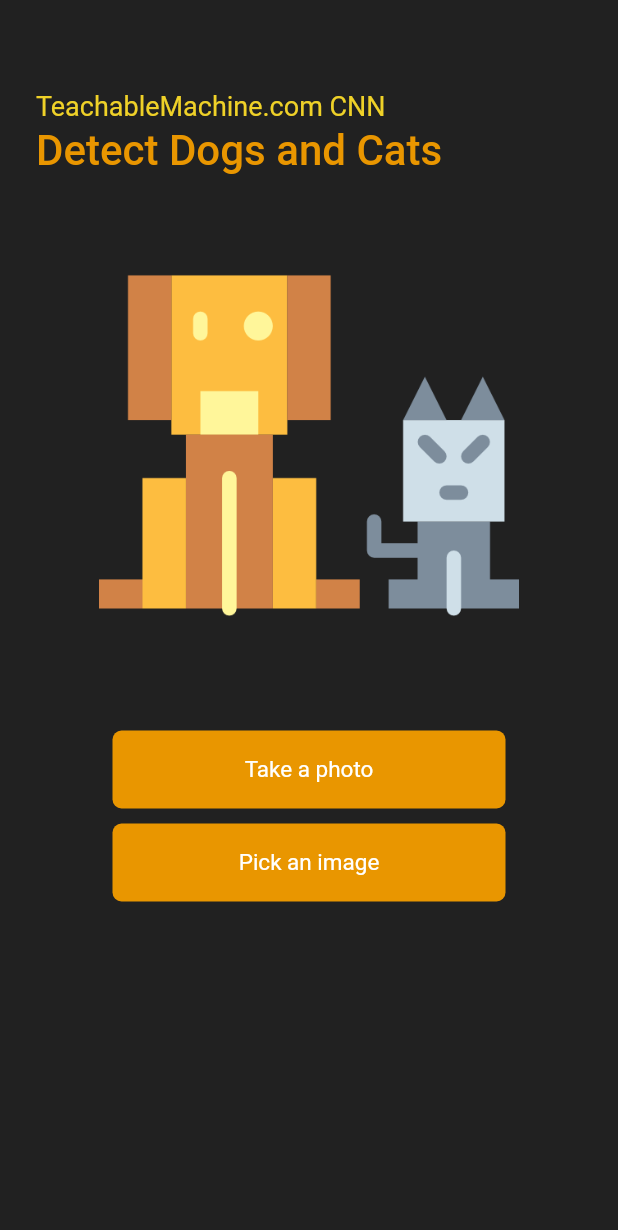
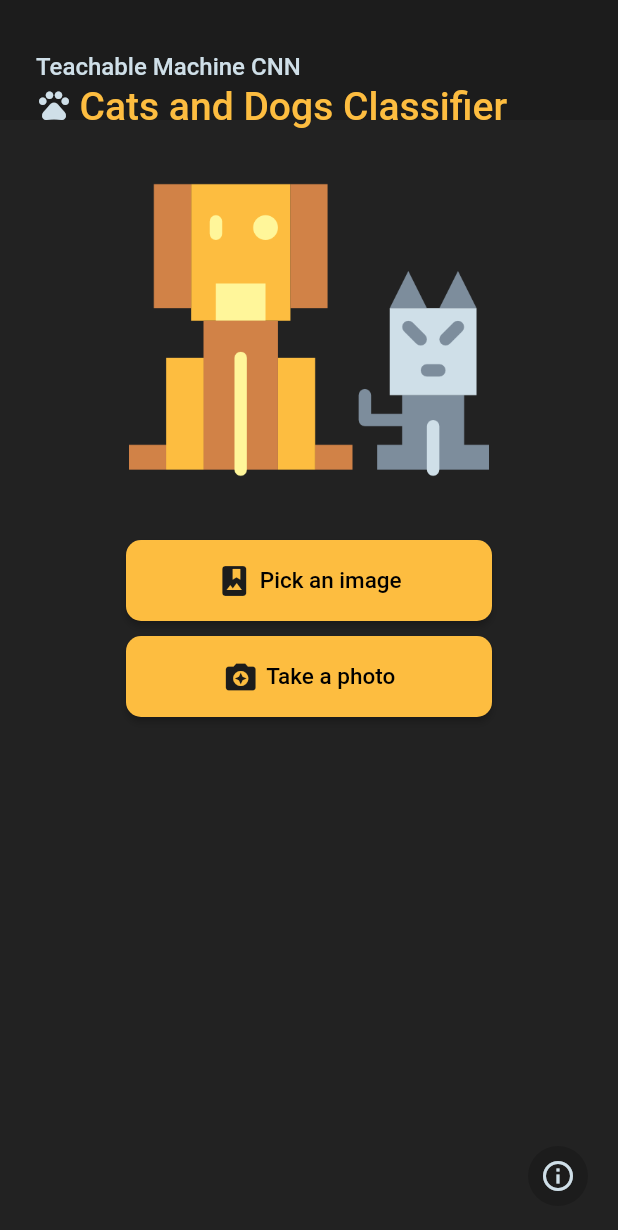
Before and after one commit to sourhub226/flutter-cats-dogs-CNN, a Flutter app: the screen it shows after launch, after a tap on "Pick an image", on a phone screen of 412 x 824 dp. Shown: the top 1230 px of the screen. Run offline on Flutter 3.47's test engine with Material 2 defaults, Android fonts, the phone set to English and light mode, and no system bars; our stand-ins replace image_picker, splashscreen; missing offline and left inert: tflite.

Commit message:
major UI update after flutter upgrade

```diff
--- a/lib/home.dart
+++ b/lib/home.dart
@@ -1,4 +1,6 @@
 import 'dart:io';
+import 'package:catsanddogs/aboutpage.dart';
+import 'package:catsanddogs/main.dart';
 import 'package:flutter/material.dart';
 import 'package:tflite/tflite.dart';
 import 'package:image_picker/image_picker.dart';
@@ -12,6 +14,8 @@ class _HomeState extends State<Home> {
   bool _loading = true;
   File _image;
   List _output;
+  var imageHeight;
+  var imageWidth;
 
   @override
   void initState() {
@@ -27,9 +31,23 @@ class _HomeState extends State<Home> {
     super.dispose();
   }
 
+  setImageSize(image) async {
+    if (image == null) return;
+    File temp =
+        new File(image.path); // Or any other way to get a File instance.
+    var decodedImage = await decodeImageFromList(temp.readAsBytesSync());
+    setState(() {
+      imageHeight = decodedImage.height;
+      imageWidth = decodedImage.width;
+    });
+    print(decodedImage.width);
+    print(decodedImage.height);
+  }
+
   pickCameraImage() async {
-    var image = await picker.getImage(source: ImageSource.camera);
+    var image = await picker.pickImage(source: ImageSource.camera);
     if (image == null) return null;
+    setImageSize(image);
     setState(() {
       _image = File(image.path);
     });
@@ -37,8 +55,9 @@ class _HomeState extends State<Home> {
   }
 
   pickGalleryImage() async {
-    var image = await picker.getImage(source: ImageSource.gallery);
+    var image = await picker.pickImage(source: ImageSource.gallery);
     if (image == null) return null;
+    setImageSize(image);
     setState(() {
       _image = File(image.path);
     });
@@ -61,101 +80,177 @@ class _HomeState extends State<Home> {
 
   loadModel() async {
     await Tflite.loadModel(
-        model: "assets/model_unquant.tflite", labels: "assets/labels.txt");
+        model: "assets/ml_model/model_unquant.tflite",
+        labels: "assets/ml_model/labels.txt");
   }
 
   final picker = ImagePicker();
   @override
   Widget build(BuildContext context) {
     return Scaffold(
-      backgroundColor: Color(0xFF212121),
+      appBar: PreferredSize(
+        preferredSize: Size.fromHeight(80), // Set this height
+        child: Container(
+          color: Theme.of(context).primaryColor,
+          child: Padding(
+            padding: const EdgeInsets.only(left: 24.0),
+            child: Column(
+              mainAxisAlignment: MainAxisAlignment.center,
+              crossAxisAlignment: CrossAxisAlignment.start,
+              children: [
+                Padding(
+                  padding: const EdgeInsets.only(top: 35),
+                  child: Text(
+                    "Teachable Machine CNN",
+                    style: TextStyle(
+                        color: MyApp.labelColor,
+                        fontSize: 16,
+                        fontWeight: FontWeight.w500),
+                  ),
+                ),
+                Row(
+                  children: [
+                    Padding(
+                      padding: const EdgeInsets.only(right: 5.0),
+                      child: Icon(Icons.pets),
+                    ),
+                    Padding(
+                      padding: const EdgeInsets.only(top: 2.0),
+                      child: Text(
+                        "Cats and Dogs Classifier",
+                        style: TextStyle(
+                          color: Theme.of(context).accentColor,
+                          fontSize: 26,
+                          fontWeight: FontWeight.w500,
+                        ),
+                      ),
+                    ),
+                  ],
+                ),
+              ],
+            ),
+          ),
+        ),
+      ),
+      floatingActionButton: FloatingActionButton(
+        backgroundColor: Theme.of(context).primaryColor,
+        foregroundColor: MyApp.labelColor,
+        elevation: 0,
+        tooltip: "About",
+        mini: true,
+        child: Icon(Icons.info_outline),
+        onPressed: () {
+          Navigator.push(
+            context,
+            MaterialPageRoute(builder: (context) => AboutPage()),
+          );
+        },
+      ),
+      backgroundColor: Theme.of(context).canvasColor,
       body: Container(
         padding: EdgeInsets.symmetric(horizontal: 24),
         child: Column(
           crossAxisAlignment: CrossAxisAlignment.start,
           children: [
             SizedBox(
-              height: 60,
-            ),
-            Text(
-              "TeachableMachine.com CNN",
-              style: TextStyle(color: Color(0xFFEFD128), fontSize: 18),
-            ),
-            SizedBox(
-              height: 3,
-            ),
-            Text(
-              "Detect Dogs and Cats",
-              style: TextStyle(
-                color: Color(0xFFE99600),
-                fontSize: 28,
-                fontWeight: FontWeight.w500,
-              ),
-            ),
-            SizedBox(
-              height: 40,
+              height: 20,
             ),
             Center(
               child: _loading
                   ? Container(
-                      width: 280,
+                      width: 240,
                       child: Column(
                         children: [
-                          Image.asset("assets/cat.png"),
-                          SizedBox(
-                            height: 50,
-                          ),
+                          Image.asset("assets/icons/catdog_transparent.png"),
                         ],
                       ),
                     )
                   : Container(
+                      decoration: BoxDecoration(
+                        borderRadius: BorderRadius.circular(10),
+                        color: Theme.of(context).primaryColor,
+                      ),
                       child: Column(
                         children: [
                           Container(
-                            height: 250,
-                            child: Image.file(_image),
+                            height: (imageHeight - imageWidth) >= 0
+                                ? MediaQuery.of(context).size.height / 2.3
+                                : MediaQuery.of(context).size.height / 3.4,
+                            child: ClipRRect(
+                                borderRadius: BorderRadius.circular(10),
+                                child: FittedBox(
+                                    fit: BoxFit.cover,
+                                    child: ConstrainedBox(
+                                        constraints: BoxConstraints(
+                                            minWidth: 1, minHeight: 1),
+                                        child: Image.file(_image)))),
                           ),
                           SizedBox(
                             height: 10,
                           ),
                           _output != null
-                              ? Text(
-                                  "${_output[0]["label"]}",
+                              ? Container(
+                                  decoration: BoxDecoration(
+                                    borderRadius: BorderRadius.circular(7),
+                                    // color: MyApp.labelColor,
+                                  ),
+                                  child: Padding(
+                                    padding:
+                                        const EdgeInsets.fromLTRB(5, 2, 6, 3),
+                                    child: Text(
+                                      "Detection: ${_output[0]["label"]}",
                                       style: TextStyle(
-                                      color: Colors.white,
-                                      fontSize: 25,
+                                          color: MyApp.labelColor,
+                                          fontSize: 18,
                                           fontWeight: FontWeight.w500),
+                                    ),
+                                  ),
                                 )
                               : Container(),
                           SizedBox(
-                            height: 30,
+                            height: 10,
                           ),
                         ],
                       ),
                     ),
             ),
-            Container(
-              width: MediaQuery.of(context).size.width,
+            Center(
+              child: Padding(
+                padding: const EdgeInsets.only(top: 20.0),
+                child: Container(
                   child: Column(
                     children: [
-                  GestureDetector(
-                    onTap: pickCameraImage,
-                    child: Container(
-                      width: MediaQuery.of(context).size.width - 150,
-                      alignment: Alignment.center,
-                      padding: EdgeInsets.symmetric(
-                        horizontal: 24,
-                        vertical: 17,
+                      ElevatedButton(
+                        style: ButtonStyle(
+                            backgroundColor: MaterialStateProperty.all<Color>(
+                                Theme.of(context).accentColor),
+                            shape: MaterialStateProperty.all<
+                                RoundedRectangleBorder>(RoundedRectangleBorder(
+                              borderRadius: BorderRadius.circular(10),
+                            ))),
+                        onPressed: pickGalleryImage,
+                        child: SizedBox(
+                          width: MediaQuery.of(context).size.width - 200,
+                          child: Padding(
+                            padding: const EdgeInsets.fromLTRB(0, 15, 0, 15),
+                            child: Row(
+                              mainAxisAlignment: MainAxisAlignment.center,
+                              children: [
+                                Padding(
+                                  padding: const EdgeInsets.only(right: 5.0),
+                                  child: Icon(
+                                    Icons.photo_album,
+                                    color: Theme.of(context).primaryColor,
                                   ),
-                      decoration: BoxDecoration(
-                        color: Color(0xFFE99600),
-                        borderRadius: BorderRadius.circular(6),
                                 ),
-                      child: Text(
-                        "Take a photo",
+                                Text(
+                                  "Pick an image",
                                   style: TextStyle(
-                          color: Colors.white,
+                                    color: Colors.black,
                                     fontSize: 15,
+                                  ),
+                                ),
+                              ],
                             ),
                           ),
                         ),
@@ -163,29 +258,44 @@ class _HomeState extends State<Home> {
                       SizedBox(
                         height: 10,
                       ),
-                  GestureDetector(
-                    onTap: pickGalleryImage,
-                    child: Container(
-                      width: MediaQuery.of(context).size.width - 150,
-                      alignment: Alignment.center,
-                      padding: EdgeInsets.symmetric(
-                        horizontal: 24,
-                        vertical: 17,
+                      ElevatedButton(
+                        style: ButtonStyle(
+                            backgroundColor: MaterialStateProperty.all<Color>(
+                                Theme.of(context).accentColor),
+                            shape: MaterialStateProperty.all<
+                                RoundedRectangleBorder>(RoundedRectangleBorder(
+                              borderRadius: BorderRadius.circular(10),
+                            ))),
+                        onPressed: pickCameraImage,
+                        child: SizedBox(
+                          width: MediaQuery.of(context).size.width - 200,
+                          child: Padding(
+                            padding: const EdgeInsets.fromLTRB(0, 15, 0, 15),
+                            child: Row(
+                              mainAxisAlignment: MainAxisAlignment.center,
+                              children: [
+                                Padding(
+                                  padding: const EdgeInsets.only(right: 5.0),
+                                  child: Icon(
+                                    Icons.camera_enhance,
+                                    color: Theme.of(context).primaryColor,
                                   ),
-                      decoration: BoxDecoration(
-                        color: Color(0xFFE99600),
-                        borderRadius: BorderRadius.circular(6),
                                 ),
-                      child: Text(
-                        "Pick an image",
+                                Text(
+                                  "Take a photo",
                                   style: TextStyle(
-                          color: Colors.white,
+                                    color: Colors.black,
                                     fontSize: 15,
+                                  ),
+                                ),
+                              ],
                             ),
                           ),
                         ),
                       ),
                     ],
+                  ),
+                ),
               ),
             ),
           ],
--- a/lib/main.dart
+++ b/lib/main.dart
@@ -1,5 +1,4 @@
-// import 'package:cats_dogs_classifier/home.dart';
-import 'package:cats_dogs_classifier/splashscreen.dart';
+import 'package:catsanddogs/splashscreen.dart';
 import 'package:flutter/material.dart';
 
 void main() {
@@ -8,12 +7,25 @@ void main() {
 
 class MyApp extends StatelessWidget {
   // This widget is the root of your application.
+  static const labelColor = Color(0xFFcfdfe8);
   @override
   Widget build(BuildContext context) {
     return MaterialApp(
-      title: "Cat vs Dog",
-      home:MySplash(),
-      debugShowCheckedModeBanner: false,
+      title: "Cats and Dogs Classifier",
+      home: MySplash(),
+      darkTheme: ThemeData(
+          brightness: Brightness.dark,
+          primaryColor: Color(0xff1c1c1c),
+          canvasColor: Color(0xff222222),
+          accentColor: Color(0xfffdbd40),
+          primaryIconTheme: IconThemeData(color: Color(0xfffdbd40)),
+          iconTheme: IconThemeData(color: labelColor),
+          tooltipTheme: TooltipThemeData(
+              textStyle: TextStyle(color: labelColor),
+              decoration: BoxDecoration(
+                  color: Color(0xff1c1c1c),
+                  borderRadius: BorderRadius.circular(20)))),
+      themeMode: ThemeMode.dark,
     );
   }
 }
--- a/lib/splashscreen.dart
+++ b/lib/splashscreen.dart
@@ -1,5 +1,5 @@
-import 'package:cats_dogs_classifier/home.dart';
 import 'package:flutter/material.dart';
+import 'package:catsanddogs/home.dart';
 import 'package:splashscreen/splashscreen.dart';
 
 class MySplash extends StatefulWidget {
@@ -14,17 +14,17 @@ class _MySplashState extends State<MySplash> {
       seconds: 2,
       navigateAfterSeconds: Home(),
       title: Text(
-        "Dogs and Cats",
+        "Cats and Dogs",
         style: TextStyle(
-          fontWeight: FontWeight.bold,
+          fontWeight: FontWeight.w500,
           fontSize: 30,
-          color: Color(0xFFE99600),
+          color: Theme.of(context).accentColor,
         ),
       ),
-      image: Image.asset("assets/cat.png"),
-      backgroundColor: Colors.grey[900],
+      image: Image.asset("assets/icons/catdog_transparent.png"),
+      backgroundColor: Theme.of(context).primaryColor,
       photoSize: 100,
-      loaderColor: Color(0xFFE99600),
+      loaderColor: Theme.of(context).accentColor,
     );
   }
 }
```
Also changed, not shown: lib/aboutpage.dart (added, +23 -0 lines), pubspec.yaml (+57 -54 lines), assets/icons/adaptive_icon_foreground.png (added), assets/icons/catdog_transparent.png (renamed from assets/cat.png), assets/icons/launcher_icon_default.png (added), assets/ml_model/labels.txt (renamed from assets/labels.txt), pubspec.lock, 52 other files. Lines whose indentation alone changed are shown as unchanged.
